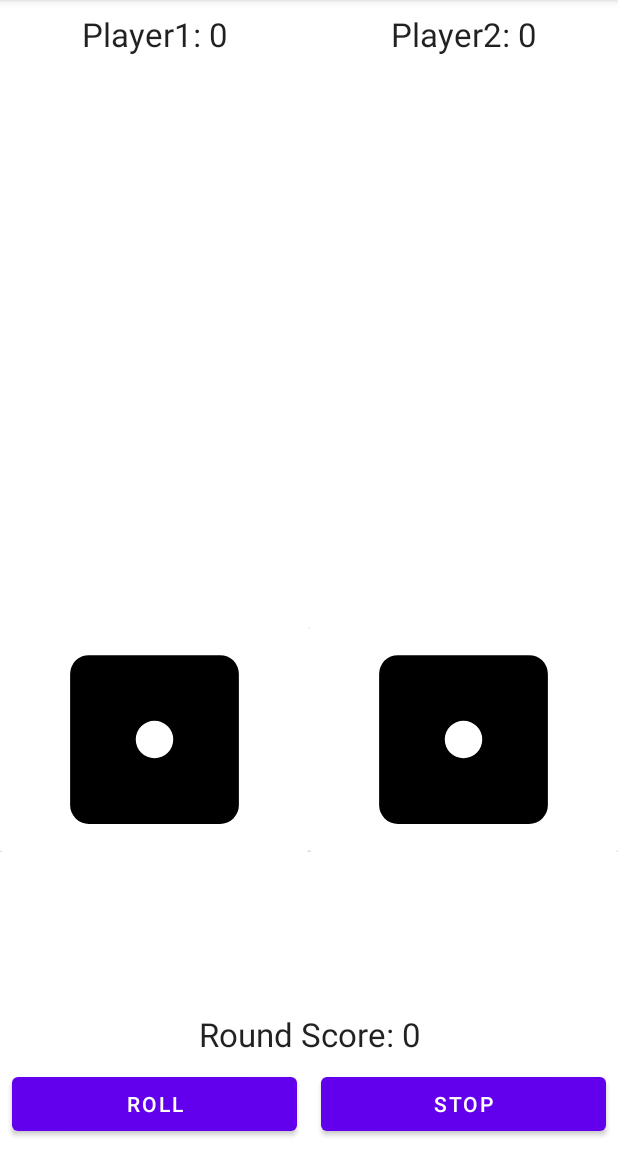
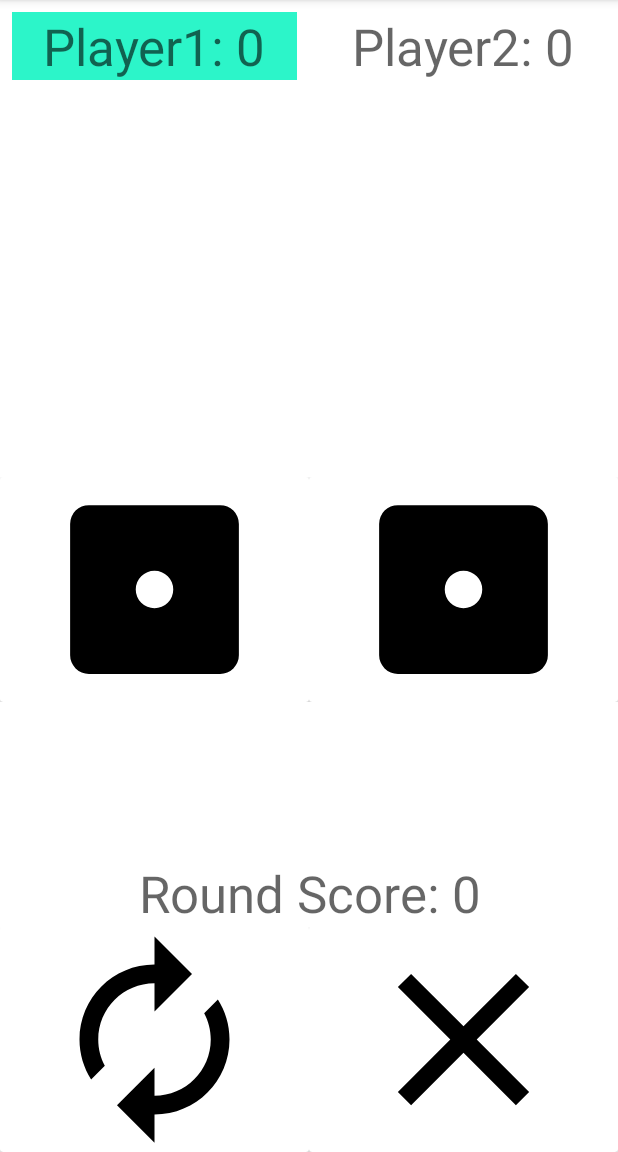
Before and after one commit to WillKlep/Rollempigs, an Android app: the screen it shows after launch (MainActivity), on a phone screen of 412 x 824 dp, the part 84-1236 px from its top. Run offline under Robolectric (Android 15) with nearby library versions, the phone set to English and light mode, and no system bars.

Commit message:
Changed UI

```diff
--- a/app/src/main/java/com/mobileappdev/rollempigs/MainActivity.kt
+++ b/app/src/main/java/com/mobileappdev/rollempigs/MainActivity.kt
@@ -1,6 +1,5 @@
 package com.mobileappdev.rollempigs
 
-import android.net.Uri
 import androidx.appcompat.app.AppCompatActivity
 import android.os.Bundle
 import android.util.Log
@@ -8,13 +7,13 @@ import android.view.Menu
 import android.view.MenuItem
 import android.view.View
 import android.view.View.OnClickListener
-import android.widget.Button
 import android.widget.ImageView
 import android.widget.TextView
 import androidx.appcompat.app.AlertDialog
+import androidx.constraintlayout.widget.ConstraintLayout
+import com.google.android.material.snackbar.Snackbar
 import com.mobileappdev.rollempigs.models.Dice
 import com.mobileappdev.rollempigs.utils.DICE
-import org.w3c.dom.Text
 
 class MainActivity : AppCompatActivity() {
 
@@ -22,29 +21,31 @@ class MainActivity : AppCompatActivity() {
         private const val TAG = "MainActivity"
     }
 
+    private lateinit var clRoot: ConstraintLayout
     private lateinit var player1Text: TextView
     private lateinit var player2Text: TextView
     private lateinit var roundScoreText: TextView
-    private lateinit var rollBtn: Button
-    private lateinit var stopBtn: Button
     private lateinit var dice1: ImageView
     private lateinit var dice2: ImageView
 
     private lateinit var player1: Dice
     private lateinit var player2: Dice
 
-    private var vsComputer: Boolean = false
+    private var vsComputer = false
     private var player1Turn = true
+    private var gameFinished = false
+    private var stopBtnEnable = false
+    private var text1 = ""
+    private var text2 = ""
 
     override fun onCreate(savedInstanceState: Bundle?) {
         super.onCreate(savedInstanceState)
         setContentView(R.layout.activity_main)
 
+        clRoot = findViewById(R.id.clRoot)
         player1Text = findViewById(R.id.player1Text)
         player2Text = findViewById(R.id.player2Text)
         roundScoreText = findViewById(R.id.roundScoreText)
-        rollBtn = findViewById(R.id.rollBtn)
-        stopBtn = findViewById(R.id.stopBtn)
         dice1 = findViewById(R.id.dice1)
         dice2 = findViewById(R.id.dice2)
 
@@ -60,7 +61,7 @@ class MainActivity : AppCompatActivity() {
         when (item.itemId) {
             R.id.miRefresh -> {
                 // if the game has already started, show alert message
-                if(player1.getTotalScore() != 0 || player2.getTotalScore() != 0) {
+                if(!gameFinished && (player1.getTotalScore() != 0 || player2.getTotalScore() != 0)) {
                     showAlertDialog("Quit your current game?", null, View.OnClickListener {
                         setupBoard(vsComputer)
                     })
@@ -80,7 +81,14 @@ class MainActivity : AppCompatActivity() {
 
     fun rollBtnClicked(view: View?){
         val player = if(player1Turn) player1 else player2
-        if (player.rollDice()){
+        if (player.haveWon()){
+            Snackbar.make(clRoot, "You already won!", Snackbar.LENGTH_LONG).show()
+            return
+        }
+        if (!vsComputer || player1Turn) stopBtnEnable = true
+        if (player.rollDice() && !player.haveWon()) stopBtnClicked(view)
+        if (player.haveWon()) {
+            gameFinished = true
             stopBtnClicked(view)
         }
         dice1.setImageResource(DICE[player.getDice1() - 1])
@@ -89,19 +97,36 @@ class MainActivity : AppCompatActivity() {
     }
 
     fun stopBtnClicked(view: View?){
+        if(!stopBtnEnable) {
+            var text = if(gameFinished) "You have already won"
+            else if(vsComputer && !player1Turn) "You cannot stop when computer's turn"
+            else "You have to roll a dice at least once"
+            Snackbar.make(clRoot, text, Snackbar.LENGTH_LONG).show()
+            return
+        }
+
+        roundScoreText.text = "Round Score: 0"
+        stopBtnEnable = false
+
         if(player1Turn){
-            player1Text.text = "Player1: ${player1.getTotalScore()}"
+            player1Text.text = "$text1: ${player1.getTotalScore()}"
             player1.resetRoundScore()
-            if(vsComputer) stopBtn.isEnabled = false
-//            player1Text.setBackgroundColor(R.color.white as Int)
-//            player2Text.setBackgroundColor(R.color.highlight as Int)
+            if (gameFinished) {
+                player1Text.setBackgroundResource(R.color.won)
+                return
+            }
+            player2Text.setBackgroundResource(R.color.highlight)
+            player1Text.setBackgroundResource(R.color.white)
         }
         else{
-            player2Text.text = "Player2: ${player2.getTotalScore()}"
+            player2Text.text = "$text2: ${player2.getTotalScore()}"
             player2.resetRoundScore()
-            if (vsComputer) stopBtn.isEnabled = true
-//            player2Text.setBackgroundColor(R.color.white as Int)
-//            player1Text.setBackgroundColor(R.color.highlight as Int)
+            if (gameFinished) {
+                player2Text.setBackgroundResource(R.color.won)
+                return
+            }
+            player1Text.setBackgroundResource(R.color.highlight)
+            player2Text.setBackgroundResource(R.color.white)
         }
         player1Turn = !player1Turn
     }
@@ -117,18 +142,17 @@ class MainActivity : AppCompatActivity() {
             }.show()
     }
 
-    private fun showChangeModeDialog(){
-        var mode = if(vsComputer) "Player vs Player" else "Player vs Computer"
-        //showAlertDialog("Change to $mode", null)
-    }
-
     private fun setupBoard(vsComputer: Boolean){
         player1 = Dice(false)
         player2 = if (vsComputer) Dice(true) else Dice(false)
+        text1 = if(vsComputer) "Player" else "Player1"
+        text2 = if (vsComputer) "Computer" else "Player2"
 
-        player1Text.text = "Player1: 0"
-        player2Text.text = "Player2: 0"
-//        player1Text.setBackgroundColor(R.color.highlight as Int)
-//        player2Text.setBackgroundColor(R.color.white as Int)
+        player1Text.text = "$text1: 0"
+        player2Text.text = "$text2: 0"
+        player1Text.setBackgroundResource(R.color.highlight)
+        player2Text.setBackgroundResource(R.color.white)
+        gameFinished = false
+        stopBtnEnable = false
     }
 }
--- a/app/src/main/java/com/mobileappdev/rollempigs/models/Dice.kt
+++ b/app/src/main/java/com/mobileappdev/rollempigs/models/Dice.kt
@@ -5,33 +5,26 @@ import kotlin.math.round
 import kotlin.random.Random
 import kotlin.random.nextInt
 
-class Dice (isComputer: Boolean) {
+class Dice (isComputer: Boolean, private val WIN_SCORE: Int = 30) {
 
     companion object{
         private const val COMPUTER_MAX_SCORE = 20
         private const val TAG = "DICE"
     }
 
-    private var totalScore: Int
-    private var roundScore: Int
+    private var totalScore = 0
+    private var roundScore = 0
     private var dice1 = 1
     private var dice2 = 1
     private val isComputer = isComputer
 
-    init {
-        totalScore = 0
-        roundScore = 0;
-    }
-
     // rolls two dice
-    // if either of them is 0, return false since there turn is over
-    // if it's for computer, then if the roundScore exceeds the maximum, return false as well
-    // otherwise return true indicating that they can roll again
+    // if either of them is 1, return true since there turn is over
+    // if it's for computer, then if the roundScore exceeds the maximum, return true as well
+    // otherwise return false indicating that they can roll again
     fun rollDice(): Boolean{
-        dice1 = Random.nextInt(1,6)
-        dice2 = Random.nextInt(1,6)
-        Log.i(TAG, "Dice1: $dice1")
-        Log.i(TAG, "Dice2: $dice2")
+        dice1 = Random.nextInt(1,7)
+        dice2 = Random.nextInt(1,7)
 
         // if both of them are 1, the total is set back to 0
         if(dice1 == 1 && dice2 == 1){
@@ -45,7 +38,7 @@ class Dice (isComputer: Boolean) {
             return true
         }
         roundScore += dice1 + dice2
-        if(isComputer && roundScore > COMPUTER_MAX_SCORE) return true
+        if(isComputer && roundScore >= COMPUTER_MAX_SCORE) return true
         return false
     }
 
@@ -62,6 +55,8 @@ class Dice (isComputer: Boolean) {
 
     fun getDice2(): Int { return dice2 }
 
+    fun haveWon(): Boolean { return totalScore + roundScore >= WIN_SCORE }
+
     private fun updateScore(){
         totalScore += roundScore
     }
--- a/app/src/main/res/drawable/roll.xml
+++ b/app/src/main/res/drawable/roll.xml
@@ -4,6 +4,6 @@
     android:viewportWidth="24.0"
     android:viewportHeight="24.0">
     <path
-        android:fillColor="#FFFFFFFF"
+        android:fillColor="#000"
         android:pathData="M12,6v3l4,-4 -4,-4v3c-4.42,0 -8,3.58 -8,8 0,1.57 0.46,3.03 1.24,4.26L6.7,14.8c-0.45,-0.83 -0.7,-1.79 -0.7,-2.8 0,-3.31 2.69,-6 6,-6zM18.76,7.74L17.3,9.2c0.44,0.84 0.7,1.79 0.7,2.8 0,3.31 -2.69,6 -6,6v-3l-4,4 4,4v-3c4.42,0 8,-3.58 8,-8 0,-1.57 -0.46,-3.03 -1.24,-4.26z"/>
 </vector>
--- a/app/src/main/res/drawable/stop.xml
+++ b/app/src/main/res/drawable/stop.xml
@@ -4,6 +4,6 @@
     android:viewportWidth="24.0"
     android:viewportHeight="24.0">
     <path
-        android:fillColor="#FFFFFFFF"
+        android:fillColor="#000"
         android:pathData="M19,6.41L17.59,5 12,10.59 6.41,5 5,6.41 10.59,12 5,17.59 6.41,19 12,13.41 17.59,19 19,17.59 13.41,12z"/>
 </vector>
--- a/app/src/main/res/layout/activity_main.xml
+++ b/app/src/main/res/layout/activity_main.xml
@@ -2,6 +2,7 @@
 <androidx.constraintlayout.widget.ConstraintLayout xmlns:android="http://schemas.android.com/apk/res/android"
     xmlns:app="http://schemas.android.com/apk/res-auto"
     xmlns:tools="http://schemas.android.com/tools"
+    android:id="@+id/clRoot"
     android:layout_width="match_parent"
     android:layout_height="match_parent"
     tools:context=".MainActivity">
@@ -9,7 +10,7 @@
     <LinearLayout
         android:layout_width="0dp"
         android:layout_height="wrap_content"
-        android:layout_marginBottom="200dp"
+        android:layout_marginBottom="300dp"
         android:orientation="horizontal"
         app:layout_constraintBottom_toBottomOf="parent"
         app:layout_constraintEnd_toEndOf="parent"
@@ -61,7 +62,7 @@
             android:background="@color/white"
             android:text="TextView"
             android:textAlignment="center"
-            android:textAppearance="@style/TextAppearance.AppCompat.Large" />
+            android:textAppearance="@style/TextAppearance.AppCompat.Display1" />
 
         <TextView
             android:id="@+id/player2Text"
@@ -72,8 +73,19 @@
             android:background="@color/white"
             android:text="TextView"
             android:textAlignment="center"
-            android:textAppearance="@style/TextAppearance.AppCompat.Large" />
+            android:textAppearance="@style/TextAppearance.AppCompat.Display1" />
     </LinearLayout>
+
+    <TextView
+        android:id="@+id/roundScoreText"
+        android:layout_width="0dp"
+        android:layout_height="wrap_content"
+        android:text="Round Score: 0"
+        android:textAlignment="center"
+        android:textAppearance="@style/TextAppearance.AppCompat.Display1"
+        app:layout_constraintBottom_toTopOf="@+id/linearLayout"
+        app:layout_constraintEnd_toEndOf="parent"
+        app:layout_constraintStart_toStartOf="parent" />
 
     <LinearLayout
         android:id="@+id/linearLayout"
@@ -84,34 +96,35 @@
         app:layout_constraintEnd_toEndOf="parent"
         app:layout_constraintStart_toStartOf="parent">
 
-        <Button
-            android:id="@+id/rollBtn"
-            android:layout_width="wrap_content"
-            android:layout_height="wrap_content"
-            android:layout_margin="8dp"
-            android:layout_weight="1"
-            android:onClick="rollBtnClicked"
-            android:text="Roll" />
+        <androidx.cardview.widget.CardView
+            android:layout_width="match_parent"
+            android:layout_height="match_parent"
+            android:layout_weight="1">
 
-        <Button
-            android:id="@+id/stopBtn"
-            android:layout_width="wrap_content"
+            <ImageView
+                android:id="@+id/rollBtn"
+                android:layout_width="150dp"
+                android:layout_height="150dp"
+                android:layout_gravity="center"
+                android:onClick="rollBtnClicked"
+                android:contentDescription="Roll"
+                app:srcCompat="@drawable/roll" />
+        </androidx.cardview.widget.CardView>
+
+        <androidx.cardview.widget.CardView
+            android:layout_width="match_parent"
             android:layout_height="match_parent"
-            android:layout_margin="8dp"
-            android:layout_weight="1"
-            android:onClick="stopBtnClicked"
-            android:text="Stop" />
+            android:layout_weight="1">
+
+            <ImageView
+                android:id="@+id/stopBtn"
+                android:layout_width="150dp"
+                android:layout_height="150dp"
+                android:layout_gravity="center"
+                android:onClick="stopBtnClicked"
+                android:contentDescription="Stop"
+                app:srcCompat="@drawable/stop" />
+        </androidx.cardview.widget.CardView>
     </LinearLayout>
 
-    <TextView
-        android:id="@+id/roundScoreText"
-        android:layout_width="0dp"
-        android:layout_height="wrap_content"
-        android:text="Round Score: 0"
-        android:textAlignment="center"
-        android:textAppearance="@style/TextAppearance.AppCompat.Large"
-        app:layout_constraintBottom_toTopOf="@+id/linearLayout"
-        app:layout_constraintEnd_toEndOf="parent"
-        app:layout_constraintStart_toStartOf="parent" />
-
 </androidx.constraintlayout.widget.ConstraintLayout>
--- a/app/src/main/res/values/colors.xml
+++ b/app/src/main/res/values/colors.xml
@@ -7,5 +7,6 @@
     <color name="teal_700">#FF018786</color>
     <color name="black">#FF000000</color>
     <color name="white">#FFFFFFFF</color>
-    <color name="highlight">#FF0000</color>
+    <color name="highlight">#2cf5c9</color>
+    <color name="won">#FF0000</color>
 </resources>
```
